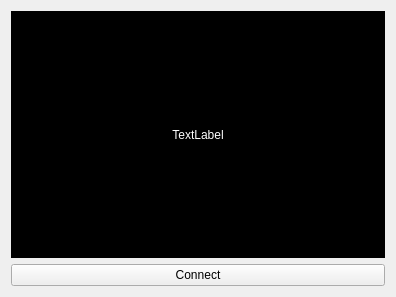
Old version of the form cameracontrol.ui in the repository hondodo/PCamera.
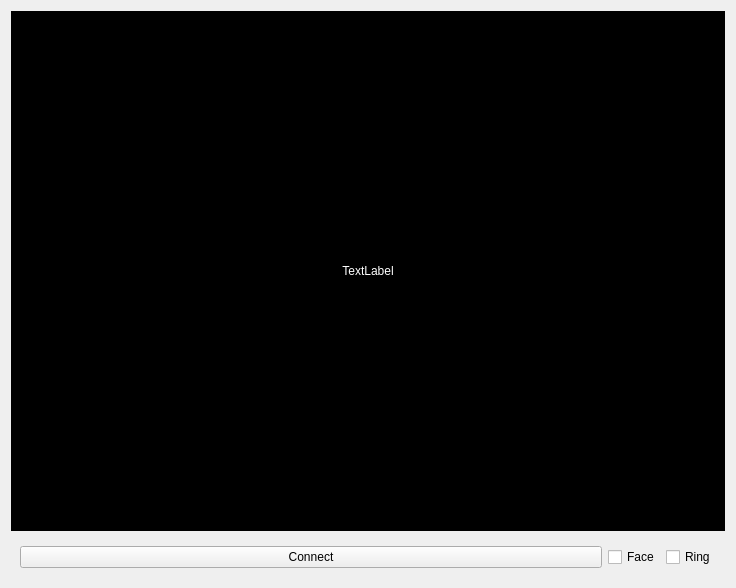
New version of the form.

Commit message: face ring

Diff of the .ui file:
```diff
--- a/cameracontrol.ui
+++ b/cameracontrol.ui
@@ -6,8 +6,8 @@
    <rect>
     <x>0</x>
     <y>0</y>
-    <width>396</width>
-    <height>297</height>
+    <width>736</width>
+    <height>588</height>
    </rect>
   </property>
   <property name="windowTitle">
@@ -40,10 +40,48 @@
     </widget>
    </item>
    <item row="1" column="0">
-    <widget class="QPushButton" name="pushButtonConnect">
-     <property name="text">
-      <string>Connect</string>
+    <widget class="QWidget" name="widget" native="true">
+     <property name="sizePolicy">
+      <sizepolicy hsizetype="Preferred" vsizetype="Fixed">
+       <horstretch>0</horstretch>
+       <verstretch>0</verstretch>
+      </sizepolicy>
      </property>
+     <layout class="QHBoxLayout" name="horizontalLayout">
+      <item>
+       <widget class="QPushButton" name="pushButtonConnect">
+        <property name="text">
+         <string>Connect</string>
+        </property>
+       </widget>
+      </item>
+      <item>
+       <widget class="QCheckBox" name="checkBoxFace">
+        <property name="sizePolicy">
+         <sizepolicy hsizetype="Fixed" vsizetype="Fixed">
+          <horstretch>0</horstretch>
+          <verstretch>0</verstretch>
+         </sizepolicy>
+        </property>
+        <property name="text">
+         <string>Face</string>
+        </property>
+       </widget>
+      </item>
+      <item>
+       <widget class="QCheckBox" name="checkBoxRing">
+        <property name="sizePolicy">
+         <sizepolicy hsizetype="Fixed" vsizetype="Fixed">
+          <horstretch>0</horstretch>
+          <verstretch>0</verstretch>
+         </sizepolicy>
+        </property>
+        <property name="text">
+         <string>Ring</string>
+        </property>
+       </widget>
+      </item>
+     </layout>
     </widget>
    </item>
   </layout>
```
The commit also changes 29 other files.
